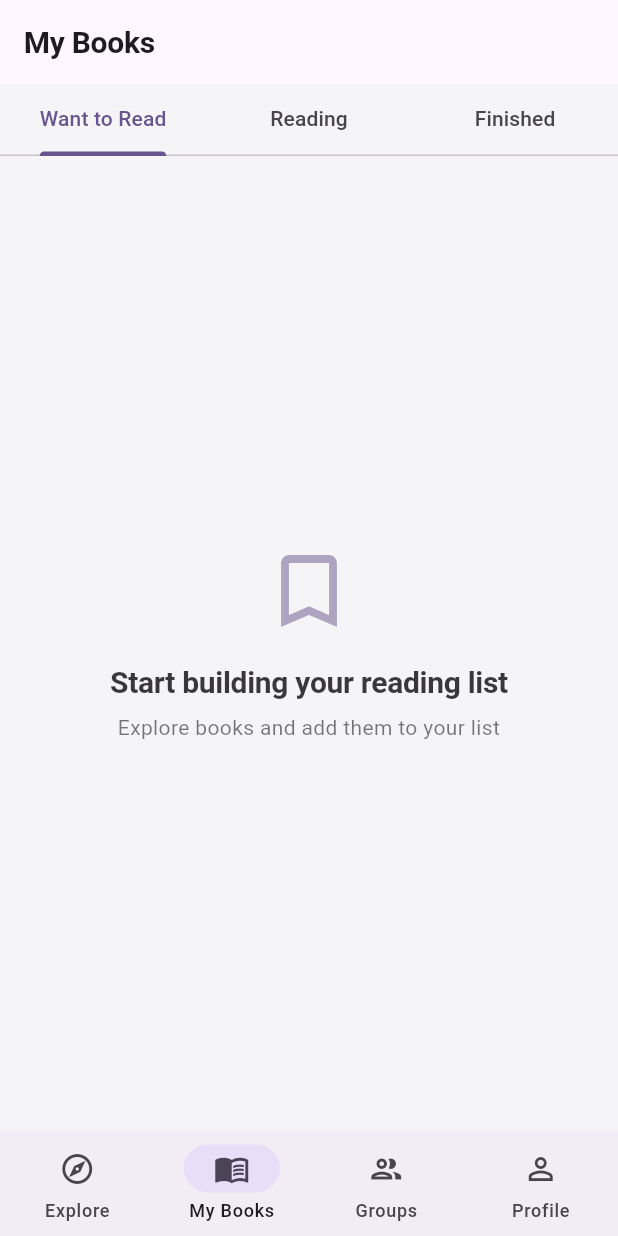
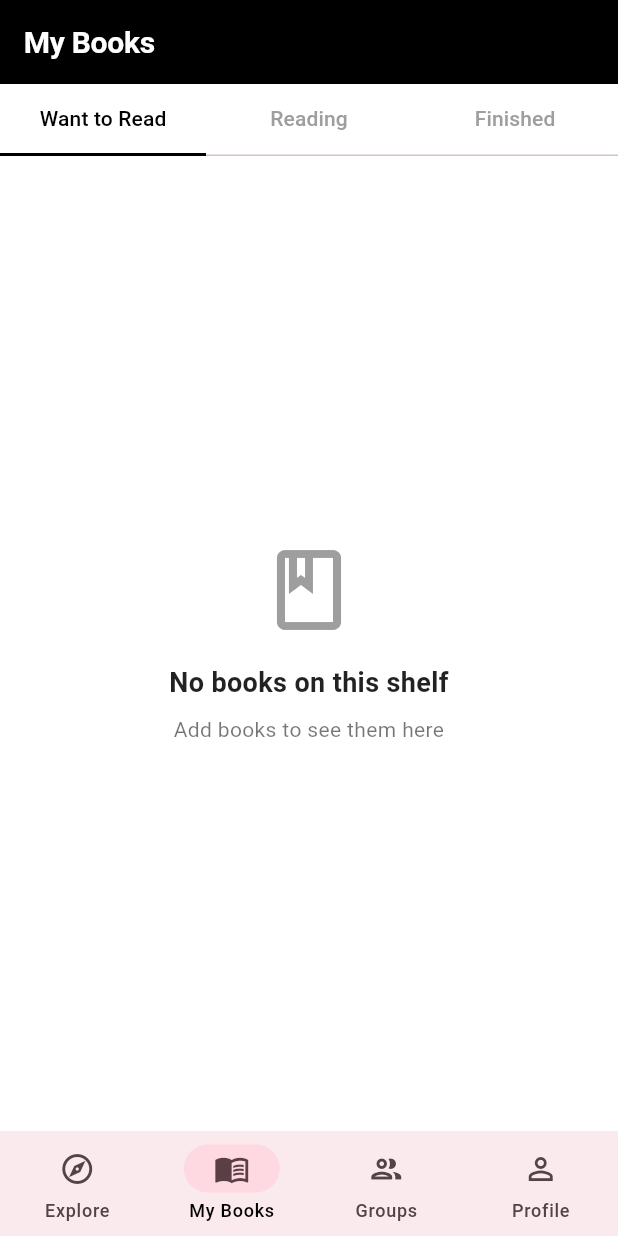
Before and after one commit to hdesilva26/hopkins_library_app, a Flutter app: the screen it shows once a user with an empty profile is signed in, item 2 of the bottom bar chosen, on a phone screen of 412 x 824 dp. Run offline on Flutter 3.47's test engine with Material 3 defaults, Android fonts, the phone set to English and light mode, and no system bars; our stand-ins replace cached_network_image, cloud_firestore, firebase_auth, firebase_core, google_sign_in, shimmer; accounts and stored records are empty.

Commit message:
First Big UI-Change

```diff
--- a/lib/main.dart
+++ b/lib/main.dart
@@ -47,8 +47,19 @@ class SummerReadingApp extends StatelessWidget {
       title: 'Hopkins Reads',
       theme: ThemeData(
         useMaterial3: true,
-        colorSchemeSeed: Colors.deepPurple,
-        scaffoldBackgroundColor: const Color(0xFFF5F5F7),
+        colorScheme: ColorScheme.fromSeed(
+          seedColor: Colors.black,
+          brightness: Brightness.light,
+          primary: Colors.black,
+          onPrimary: Colors.white,
+          secondary: Colors.grey.shade800,
+          onSecondary: Colors.white,
+          surface: Colors.white,
+          onSurface: Colors.black,
+          background: Colors.white,
+          onBackground: Colors.black,
+        ),
+        scaffoldBackgroundColor: Colors.white,
         // Custom typography system for consistent text styling
         textTheme: const TextTheme(
           displayLarge: TextStyle(
@@ -80,23 +91,42 @@ class SummerReadingApp extends StatelessWidget {
             height: 1.5,
           ),
         ),
-        // Card styling with rounded corners and elevation
+        // Card styling - rectangular with black border
         cardTheme: CardThemeData(
-          elevation: 2,
+          elevation: 0,
+          color: Colors.white,
           shape: RoundedRectangleBorder(
-            borderRadius: BorderRadius.circular(16),
+            borderRadius: BorderRadius.zero,
+            side: const BorderSide(color: Colors.black, width: 2),
           ),
           margin: const EdgeInsets.symmetric(horizontal: 16, vertical: 8),
         ),
-        // Button styling with consistent padding and rounded corners
+        // Button styling - black and white
         elevatedButtonTheme: ElevatedButtonThemeData(
           style: ElevatedButton.styleFrom(
-            elevation: 2,
+            elevation: 0,
+            backgroundColor: Colors.black,
+            foregroundColor: Colors.white,
             padding: const EdgeInsets.symmetric(horizontal: 24, vertical: 12),
             shape: RoundedRectangleBorder(
-              borderRadius: BorderRadius.circular(12),
+              borderRadius: BorderRadius.zero,
+              side: const BorderSide(color: Colors.black, width: 2),
             ),
           ),
+        ),
+        // AppBar styling - black background, white text
+        appBarTheme: const AppBarTheme(
+          backgroundColor: Colors.black,
+          foregroundColor: Colors.white,
+          elevation: 0,
+          centerTitle: false,
+        ),
+        // Tab bar styling
+        tabBarTheme: const TabBarThemeData(
+          labelColor: Colors.black,
+          unselectedLabelColor: Colors.grey,
+          indicatorColor: Colors.black,
+          indicatorSize: TabBarIndicatorSize.tab,
         ),
         // Page transition animations for smooth navigation
         pageTransitionsTheme: const PageTransitionsTheme(
--- a/lib/screens/my_books/my_books_page.dart
+++ b/lib/screens/my_books/my_books_page.dart
@@ -2,7 +2,7 @@ import 'package:flutter/material.dart';
 import 'package:provider/provider.dart';
 import '../../models/app_state.dart';
 import '../../models/book.dart';
-import '../../widgets/book_list_tile.dart';
+import '../../widgets/bookshelf_view.dart';
 
 /// My Books page - displays user's reading shelves
 /// Three tabs: Want to Read, Reading, and Finished
@@ -25,13 +25,13 @@ class MyBooksPage extends StatelessWidget {
                   Tab(text: 'Finished'),
                 ],
               ),
-              // Tab views showing books for each shelf
+              // Tab views showing bookshelf for each shelf type
               Expanded(
                 child: TabBarView(
                   children: [
-                    _ShelfListContainer(type: ShelfStatus.wantToRead),
-                    _ShelfListContainer(type: ShelfStatus.reading),
-                    _ShelfListContainer(type: ShelfStatus.finished),
+                    _BookshelfContainer(type: ShelfStatus.wantToRead),
+                    _BookshelfContainer(type: ShelfStatus.reading),
+                    _BookshelfContainer(type: ShelfStatus.finished),
                   ],
                 ),
               ),
@@ -83,8 +83,6 @@ class _EmptyShelfState extends StatelessWidget {
 
   @override
   Widget build(BuildContext context) {
-    final colorScheme = Theme.of(context).colorScheme;
-
     return Center(
       child: Padding(
         padding: const EdgeInsets.all(32.0),
@@ -94,22 +92,25 @@ class _EmptyShelfState extends StatelessWidget {
             Icon(
               _icon,
               size: 64,
-              color: colorScheme.primary.withOpacity(0.5),
+              color: Colors.grey.shade400,
             ),
             const SizedBox(height: 16),
             Text(
               _message,
-              style: Theme.of(context).textTheme.titleLarge?.copyWith(
-                    color: colorScheme.onSurface.withOpacity(0.87),
-                  ),
+              style: const TextStyle(
+                fontSize: 18,
+                fontWeight: FontWeight.w600,
+                color: Colors.black87,
+              ),
               textAlign: TextAlign.center,
             ),
             const SizedBox(height: 8),
             Text(
               _subtitle,
-              style: Theme.of(context).textTheme.bodyMedium?.copyWith(
-                    color: colorScheme.onSurface.withOpacity(0.6),
-                  ),
+              style: TextStyle(
+                fontSize: 14,
+                color: Colors.grey.shade600,
+              ),
               textAlign: TextAlign.center,
             ),
           ],
@@ -119,12 +120,23 @@ class _EmptyShelfState extends StatelessWidget {
   }
 }
 
-/// Container widget for displaying a specific shelf's books
-/// Shows empty state if shelf is empty, otherwise displays book list
-class _ShelfListContainer extends StatelessWidget {
+/// Container widget for displaying a specific shelf's books as a bookshelf
+/// Shows bookshelf view with horizontal scrolling book covers
+class _BookshelfContainer extends StatelessWidget {
   final ShelfStatus type;
 
-  const _ShelfListContainer({required this.type});
+  const _BookshelfContainer({required this.type});
+
+  String get _shelfLabel {
+    switch (type) {
+      case ShelfStatus.wantToRead:
+        return 'Want to Read';
+      case ShelfStatus.reading:
+        return 'Currently Reading';
+      case ShelfStatus.finished:
+        return 'Finished';
+    }
+  }
 
   @override
   Widget build(BuildContext context) {
@@ -144,21 +156,26 @@ class _ShelfListContainer extends StatelessWidget {
         break;
     }
 
-    // Show empty state message if shelf is empty
-    if (books.isEmpty) {
-      return _EmptyShelfState(type: type);
-    }
-
-    // Display scrollable list of books with pull-to-refresh
+    // Show bookshelf view
     return RefreshIndicator(
       onRefresh: () async {
-        // Simulate refresh delay for better UX
         await Future.delayed(const Duration(milliseconds: 500));
       },
-      child: ListView.builder(
-        padding: const EdgeInsets.symmetric(vertical: 8),
-        itemCount: books.length,
-        itemBuilder: (context, index) => BookListTile(book: books[index]),
+      child: LayoutBuilder(
+        builder: (context, constraints) {
+          return SingleChildScrollView(
+            physics: const AlwaysScrollableScrollPhysics(),
+            child: ConstrainedBox(
+              constraints: BoxConstraints(
+                minHeight: constraints.maxHeight,
+              ),
+              child: BookshelfView(
+                books: books,
+                shelfLabel: _shelfLabel,
+              ),
+            ),
+          );
+        },
       ),
     );
   }
--- /dev/null
+++ b/lib/widgets/bookshelf_view.dart
@@ -0,0 +1,107 @@
+import 'package:flutter/material.dart';
+import '../models/book.dart';
+import 'bookshelf_book.dart';
+
+/// Bookshelf widget displaying books in a horizontal scrolling row
+/// Mimics a physical bookshelf with books arranged side by side
+class BookshelfView extends StatelessWidget {
+  final List<Book> books;
+  final String shelfLabel;
+
+  const BookshelfView({
+    super.key,
+    required this.books,
+    required this.shelfLabel,
+  });
+
+  @override
+  Widget build(BuildContext context) {
+    if (books.isEmpty) {
+      return const Center(
+        child: Padding(
+          padding: EdgeInsets.all(32.0),
+          child: Column(
+            mainAxisAlignment: MainAxisAlignment.center,
+            children: [
+              Icon(
+                Icons.book_outlined,
+                size: 64,
+                color: Colors.grey,
+              ),
+              SizedBox(height: 16),
+              Text(
+                'No books on this shelf',
+                style: TextStyle(
+                  fontSize: 18,
+                  fontWeight: FontWeight.w600,
+                  color: Colors.black87,
+                ),
+                textAlign: TextAlign.center,
+              ),
+              SizedBox(height: 8),
+              Text(
+                'Add books to see them here',
+                style: TextStyle(
+                  fontSize: 14,
+                  color: Colors.black54,
+                ),
+                textAlign: TextAlign.center,
+              ),
+            ],
+          ),
+        ),
+      );
+    }
+
+    return Column(
+      crossAxisAlignment: CrossAxisAlignment.start,
+      mainAxisSize: MainAxisSize.min,
+      children: [
+        // Shelf label
+        Padding(
+          padding: const EdgeInsets.symmetric(horizontal: 16, vertical: 12),
+          child: Text(
+            shelfLabel,
+            style: const TextStyle(
+              fontSize: 20,
+              fontWeight: FontWeight.bold,
+              color: Colors.black,
+            ),
+          ),
+        ),
+        // Horizontal scrolling bookshelf
+        SizedBox(
+          height: 200,
+          child: ListView.builder(
+            scrollDirection: Axis.horizontal,
+            padding: const EdgeInsets.symmetric(horizontal: 16),
+            itemCount: books.length,
+            itemBuilder: (context, index) {
+              return BookshelfBook(
+                book: books[index],
+                width: 120,
+                height: 180,
+              );
+            },
+          ),
+        ),
+        // Bookshelf base (visual element)
+        Container(
+          margin: const EdgeInsets.symmetric(horizontal: 16),
+          height: 8,
+          decoration: BoxDecoration(
+            color: Colors.black,
+            boxShadow: [
+              BoxShadow(
+                color: Colors.black.withOpacity(0.2),
+                blurRadius: 4,
+                offset: const Offset(0, 2),
+              ),
+            ],
+          ),
+        ),
+        const SizedBox(height: 24),
+      ],
+    );
+  }
+}
```
Also changed, not shown: lib/screens/book_detail/book_detail_page.dart (+14 -13 lines), lib/widgets/book_cover_image.dart (+11 -12 lines), lib/widgets/bookshelf_book.dart (added, +57 -0 lines).
